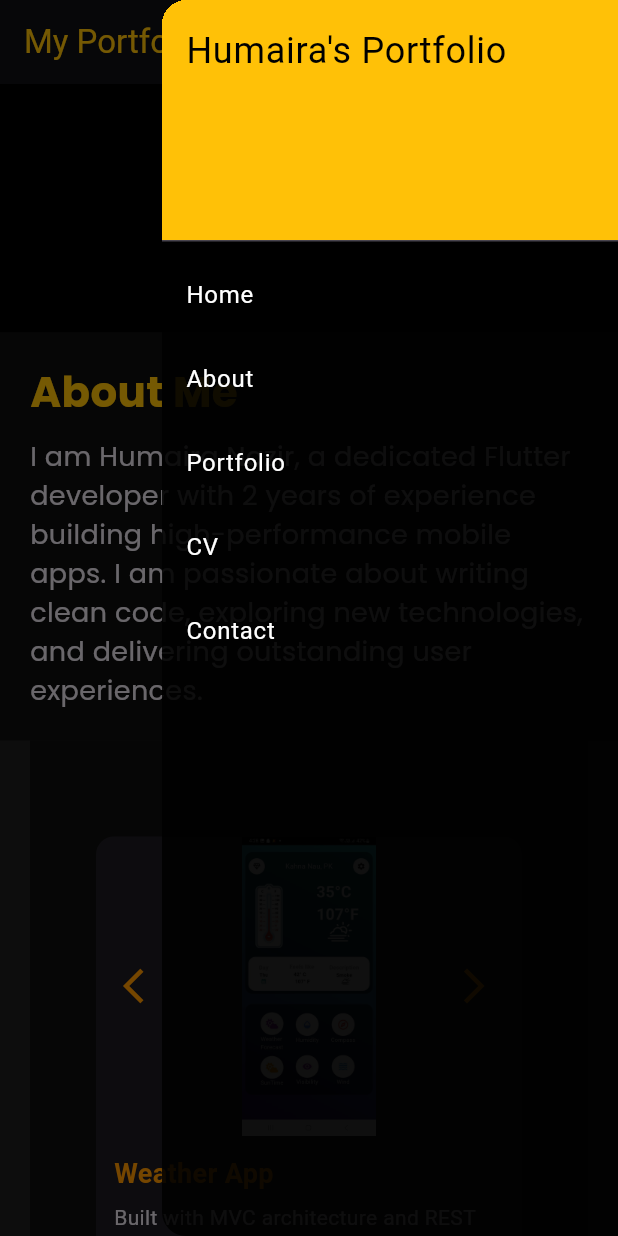
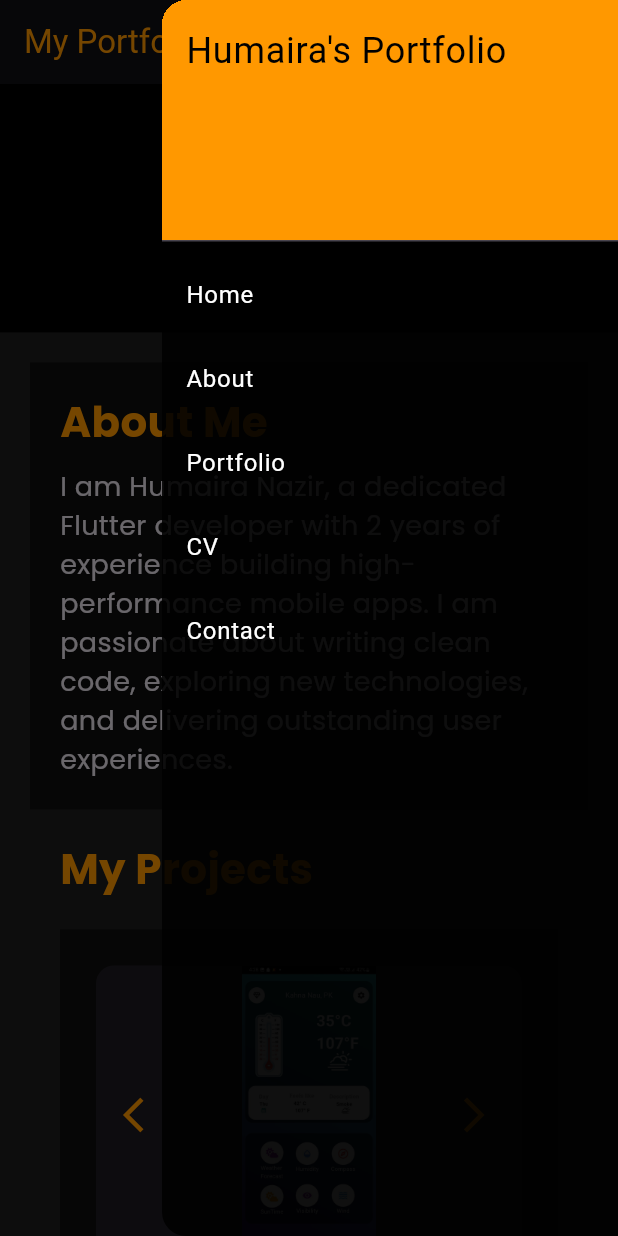
Before and after one commit to HumairaNazir/myPortfolio, a Flutter app: the screen it shows after launch, scrolled down 576 dp, after a tap on the "menu" icon, on a phone screen of 412 x 824 dp. Run offline on Flutter 3.47's test engine with Material 3 defaults, Android fonts, the phone set to English and light mode, and no system bars; drawn by our look-alikes of carousel_slider; our stand-ins replace font_awesome_flutter, google_fonts, web.

Commit message:
6th commit

```diff
--- a/lib/reuseable_widgets/about_section_widget.dart
+++ b/lib/reuseable_widgets/about_section_widget.dart
@@ -6,15 +6,18 @@ class AboutSectionWidget extends StatelessWidget {
 
   @override
   Widget build(BuildContext context) {
-    return Container(
+    return Padding(
+      padding: const EdgeInsets.symmetric(horizontal: 20, vertical: 20),
+      child: Container(
         color: Colors.black54,
-      padding: const EdgeInsets.all(20),
+        child: Padding(
+          padding: const EdgeInsets.all(20.0),
           child: Column(
             crossAxisAlignment: CrossAxisAlignment.start,
             children: [
               Text('About Me',
                   style: GoogleFonts.poppins(
-                  color: Colors.amber,
+                      color: Colors.orange,
                       fontSize: 28,
                       fontWeight: FontWeight.bold)),
               const SizedBox(height: 10),
@@ -24,6 +27,8 @@ class AboutSectionWidget extends StatelessWidget {
               ),
             ],
           ),
+        ),
+      ),
     );
   }
 }
--- a/lib/reuseable_widgets/contact_section_widget.dart
+++ b/lib/reuseable_widgets/contact_section_widget.dart
@@ -13,7 +13,7 @@ class ContactSectionWidget extends StatelessWidget {
         children: [
           Text('Contact',
               style: GoogleFonts.poppins(
-                  color: Colors.amber,
+                  color: Colors.orange,
                   fontSize: 28,
                   fontWeight: FontWeight.bold)),
           const SizedBox(height: 10),
--- a/lib/reuseable_widgets/cv_download_button.dart
+++ b/lib/reuseable_widgets/cv_download_button.dart
@@ -9,7 +9,7 @@ class CvDownloadButton extends StatelessWidget {
   Widget build(BuildContext context) {
     return ElevatedButton(
         style: ElevatedButton.styleFrom(
-          backgroundColor: Colors.amber,
+          backgroundColor: Colors.orange,
           padding: EdgeInsets.symmetric(horizontal: 24, vertical: 14),
           shape:
               RoundedRectangleBorder(borderRadius: BorderRadius.circular(12)),
--- a/lib/reuseable_widgets/hero_section_widget.dart
+++ b/lib/reuseable_widgets/hero_section_widget.dart
@@ -61,7 +61,7 @@ class HeroSectionWidget extends StatelessWidget {
           style: GoogleFonts.poppins(
             fontSize: 40,
             fontWeight: FontWeight.bold,
-            color: Colors.amber,
+            color: Colors.orange,
           ),
         ),
         const SizedBox(height: 10),
--- a/lib/reuseable_widgets/portfolio_section_widget.dart
+++ b/lib/reuseable_widgets/portfolio_section_widget.dart
@@ -1,4 +1,5 @@
 import 'package:flutter/material.dart';
+import 'package:google_fonts/google_fonts.dart';
 import 'package:portfolio/reuseable_widgets/portfolio_card_widget.dart';
 
 class PortfolioSectionWidget extends StatelessWidget {
@@ -6,16 +7,18 @@ class PortfolioSectionWidget extends StatelessWidget {
 
   @override
   Widget build(BuildContext context) {
-    return Container(
-      color: Colors.black54,
-      padding: const EdgeInsets.all(20),
-      child: Column(
+    return Column(
       crossAxisAlignment: CrossAxisAlignment.start,
       children: [
+        Text('My Projects',
+            style: GoogleFonts.poppins(
+                color: Colors.orange,
+                fontSize: 28,
+                fontWeight: FontWeight.bold)),
         const SizedBox(height: 20),
-          SingleChildScrollView(
-            child: Padding(
-              padding: const EdgeInsets.all(16.0),
+        Container(
+          color: Colors.black54,
+          padding: const EdgeInsets.all(16), // <-- give inside space too
           child: Wrap(
             spacing: 20,
             runSpacing: 20,
@@ -30,9 +33,7 @@ class PortfolioSectionWidget extends StatelessWidget {
             }).toList(),
           ),
         ),
-          ),
       ],
-      ),
     );
   }
 }
--- a/lib/screens/portfolio_screen.dart
+++ b/lib/screens/portfolio_screen.dart
@@ -25,7 +25,7 @@ class _PortfolioScreenState extends State<PortfolioScreen> {
         duration: const Duration(milliseconds: 500),
         curve: Curves.easeInOut,
       );
-      // close drawer after navigation (on mobile)
+
       Navigator.pop(context);
     }
   }
@@ -39,40 +39,40 @@ class _PortfolioScreenState extends State<PortfolioScreen> {
       appBar: AppBar(
         backgroundColor: Colors.black,
         title:
-            const Text('My Portfolio', style: TextStyle(color: Colors.amber)),
+            const Text('My Portfolio', style: TextStyle(color: Colors.orange)),
         actions: isDesktop
             ? [
                 // ✅ Desktop/Tablet menu
                 TextButton(
                   onPressed: () => onNavMenuTap(0),
-                  child:
-                      const Text('Home', style: TextStyle(color: Colors.amber)),
+                  child: const Text('Home',
+                      style: TextStyle(color: Colors.orange)),
                 ),
                 TextButton(
                   onPressed: () => onNavMenuTap(1),
                   child: const Text('About',
-                      style: TextStyle(color: Colors.amber)),
+                      style: TextStyle(color: Colors.orange)),
                 ),
                 TextButton(
                   onPressed: () => onNavMenuTap(2),
                   child: const Text('Portfolio',
-                      style: TextStyle(color: Colors.amber)),
+                      style: TextStyle(color: Colors.orange)),
                 ),
                 TextButton(
                   onPressed: () => onNavMenuTap(3),
                   child:
-                      const Text('CV', style: TextStyle(color: Colors.amber)),
+                      const Text('CV', style: TextStyle(color: Colors.orange)),
                 ),
                 TextButton(
                   onPressed: () => onNavMenuTap(4),
                   child: const Text('Contact',
-                      style: TextStyle(color: Colors.amber)),
+                      style: TextStyle(color: Colors.orange)),
                 ),
               ]
             : [
                 // ✅ Mobile hamburger menu only
                 IconButton(
-                  icon: const Icon(Icons.menu, color: Colors.amber),
+                  icon: const Icon(Icons.menu, color: Colors.orange),
                   onPressed: () {
                     scaffoldKey.currentState
                         ?.openEndDrawer(); // open RIGHT SIDE drawer
@@ -89,7 +89,7 @@ class _PortfolioScreenState extends State<PortfolioScreen> {
                 padding: EdgeInsets.zero,
                 children: [
                   const DrawerHeader(
-                    decoration: BoxDecoration(color: Colors.amber),
+                    decoration: BoxDecoration(color: Colors.orange),
                     child: Text(
                       "Humaira's Portfolio",
                       style: TextStyle(color: Colors.black, fontSize: 24),
```
Lines whose indentation alone changed are shown as unchanged.
